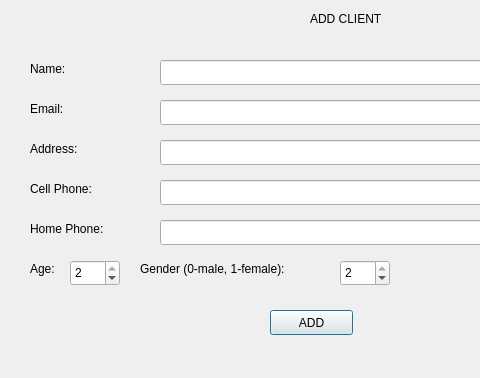
First picture: the form in cuac/addclientdialog.ui, repository ducongo/comp3004winter2019, before the edit; both pictures show x 0 to 480 and y 0 to 378 of the 696 by 378 pixel window.
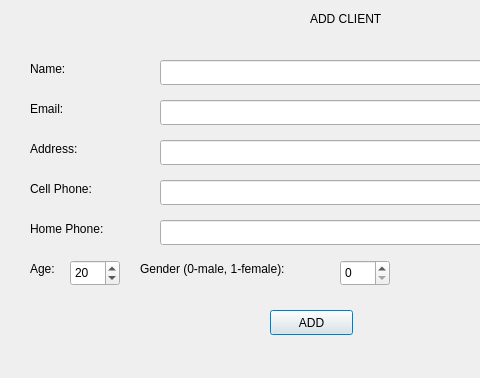
Second picture: the form after the edit.

Diff of the .ui file:
```diff
--- a/cuac/addclientdialog.ui
+++ b/cuac/addclientdialog.ui
@@ -48,11 +48,14 @@
      <height>26</height>
     </rect>
    </property>
+   <property name="minimum">
+    <number>1</number>
+   </property>
    <property name="maximum">
-    <number>2</number>
+    <number>100</number>
    </property>
    <property name="value">
-    <number>2</number>
+    <number>20</number>
    </property>
   </widget>
   <widget class="QLabel" name="label_2">
@@ -160,10 +163,10 @@
     </rect>
    </property>
    <property name="maximum">
-    <number>2</number>
+    <number>1</number>
    </property>
    <property name="value">
-    <number>2</number>
+    <number>0</number>
    </property>
   </widget>
   <widget class="QLabel" name="label_7">
```
Left out of the diff: 2 changed lines with no effect on the pictures.
